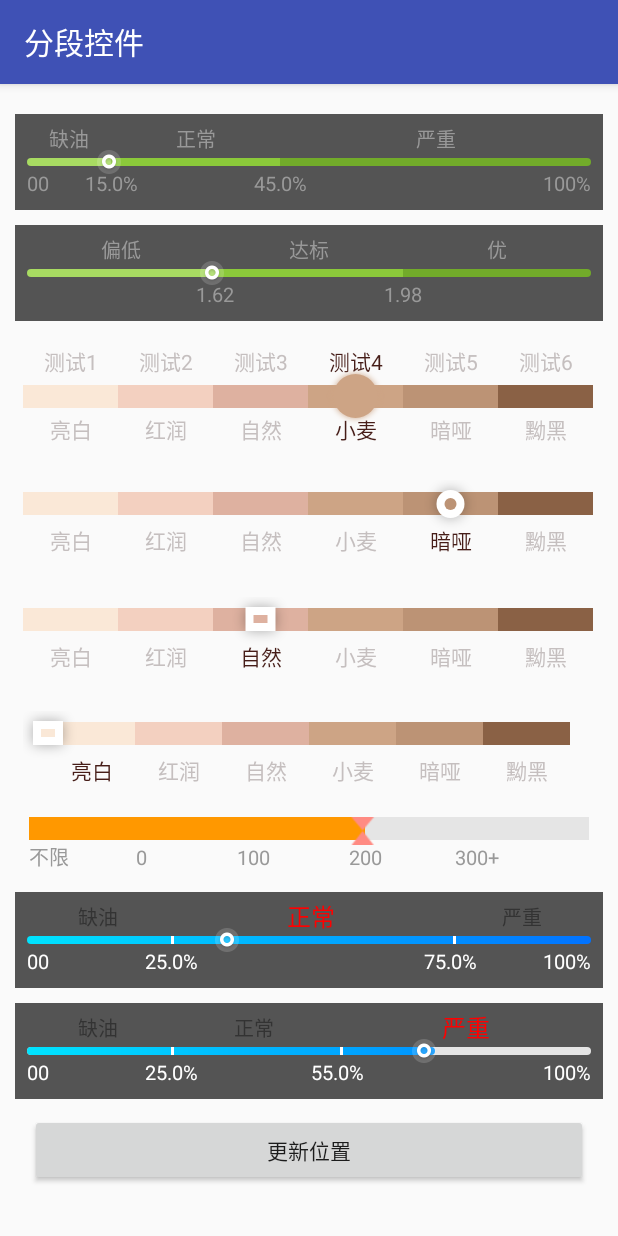
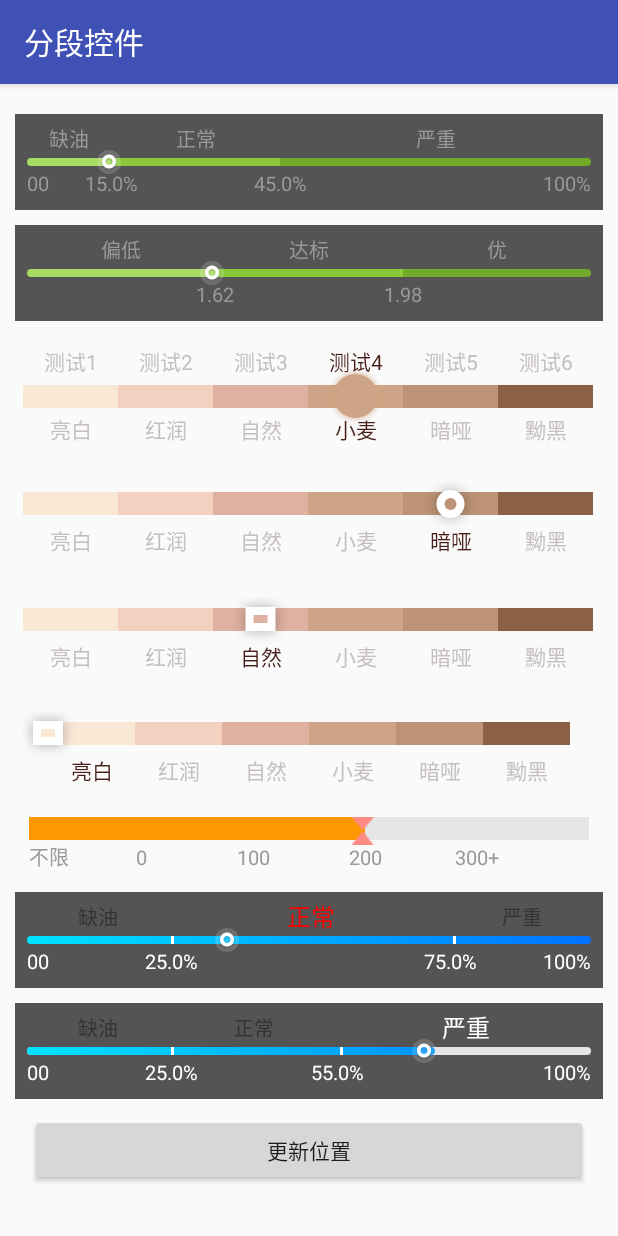
Before and after one commit to zhou-you/EasySegmentedBarView, an Android app: the TestActivity screen opened directly, with no data from a screen before it, on a phone screen of 412 x 824 dp. Run offline under Robolectric (Android 15) with nearby library versions, the phone set to English and light mode, and no system bars.

Commit message:
修改白色显示无效的问题

```diff
--- a/app/src/main/res/layout/activity_test.xml
+++ b/app/src/main/res/layout/activity_test.xml
@@ -201,7 +201,7 @@
                 app:sbv_bar_height="5dp"
                 app:sbv_descriptionAlign="Both"
                 app:sbv_descriptionTopAlign="Center"
-                app:sbv_description_highlight_text_color="#ff0000"
+                app:sbv_description_highlight_text_color="#ffffff"
                 app:sbv_description_hightlight_text_size="16sp"
                 app:sbv_description_text_color="#ffffff"
                 app:sbv_description_text_size="13sp"
--- a/segmentedbar/src/main/java/com/zhouyou/view/segmentedbar/SegmentedBarView.java
+++ b/segmentedbar/src/main/java/com/zhouyou/view/segmentedbar/SegmentedBarView.java
@@ -110,7 +110,7 @@ public class SegmentedBarView extends View {
 
     private int descriptionTextColor = Color.DKGRAY;             //描述文字字体颜色，默认灰色
     private int descriptionTopTextColor = -1;             //描述文字字体颜色，默认灰色
-    private int descriptionHighlightTextColor;                   //描述文字高亮字体颜色，默认：descriptionTextColor
+    private int descriptionHighlightTextColor=65536;                   //描述文字高亮字体颜色，默认：descriptionTextColor
     private int descriptionAlign;                                //bar条目底部描述文本对齐方式
     private int descriptionTopAlign;                             //bar条目顶部描述文本对齐方式
     private int descriptionTextSize;                             //描述文字字体大小
@@ -202,7 +202,7 @@ public class SegmentedBarView extends View {
             value_sign_border_color = a.getColor(R.styleable.SegmentedBarView_sbv_value_sign_border_color, context.getResources().getColor(R.color.sbv_value_sign_boder_color));
             descriptionTextColor = a.getColor(R.styleable.SegmentedBarView_sbv_description_text_color, descriptionTextColor);
             descriptionTopTextColor = a.getColor(R.styleable.SegmentedBarView_sbv_description_top_text_color, descriptionTextColor);
-            descriptionHighlightTextColor = a.getColor(R.styleable.SegmentedBarView_sbv_description_highlight_text_color, -1);
+            descriptionHighlightTextColor = a.getColor(R.styleable.SegmentedBarView_sbv_description_highlight_text_color, 65536);
             int segment_bg_startcolor = a.getColor(R.styleable.SegmentedBarView_sbv_segment_bg_startcolor, context.getResources().getColor(R.color.sbv_segment_bg_startcolor));
             int segment_end_endtcolor = a.getColor(R.styleable.SegmentedBarView_sbv_segment_bg_endcolor, context.getResources().getColor(R.color.sbv_segment_bg_endcolor));
             segmentBgColors[0] = segment_bg_startcolor;
@@ -760,7 +760,7 @@ public class SegmentedBarView extends View {
         //Drawing segment description text
         if (showDescriptionText) {
             descriptionTextPaint.setTextSize(isValueCenter && descriptionAlign == ALIGN_CENTER ? descriptionHightlightTextSize == -1 ? descriptionTextSize : descriptionHightlightTextSize : descriptionTextSize);
-            descriptionTextPaint.setColor(isValueCenter && descriptionAlign == ALIGN_CENTER ? descriptionHighlightTextColor == -1 ? descriptionTextColor : descriptionHighlightTextColor : descriptionTextColor);
+            descriptionTextPaint.setColor(isValueCenter && descriptionAlign == ALIGN_CENTER ? descriptionHighlightTextColor == 65536 ? descriptionTextColor : descriptionHighlightTextColor : descriptionTextColor);
             switch (descriptionAlign) {
                 case ALIGN_CENTER:
                     drawTextCentredInRectWithSides(canvas, descriptionTextPaint, segment.getDescriptionText(),
@@ -777,7 +777,7 @@ public class SegmentedBarView extends View {
 
         if (showDescriptionTopText) {
             descriptionTextPaint.setTextSize(isValueCenter && descriptionTopAlign == ALIGN_CENTER ? descriptionHightlightTextSize == -1 ? descriptionTextSize : descriptionHightlightTextSize : descriptionTextSize);
-            descriptionTextPaint.setColor(isValueCenter && descriptionTopAlign == ALIGN_CENTER ? descriptionHighlightTextColor == -1 ? descriptionTopTextColor : descriptionHighlightTextColor : descriptionTopTextColor);
+            descriptionTextPaint.setColor(isValueCenter && descriptionTopAlign == ALIGN_CENTER ? descriptionHighlightTextColor == 65536 ? descriptionTopTextColor : descriptionHighlightTextColor : descriptionTopTextColor);
             switch (descriptionTopAlign) {
                 case ALIGN_CENTER:
                     drawTextCentredInRectWithSides(canvas, descriptionTextPaint, segment.getTopDescriptionText(),
```
